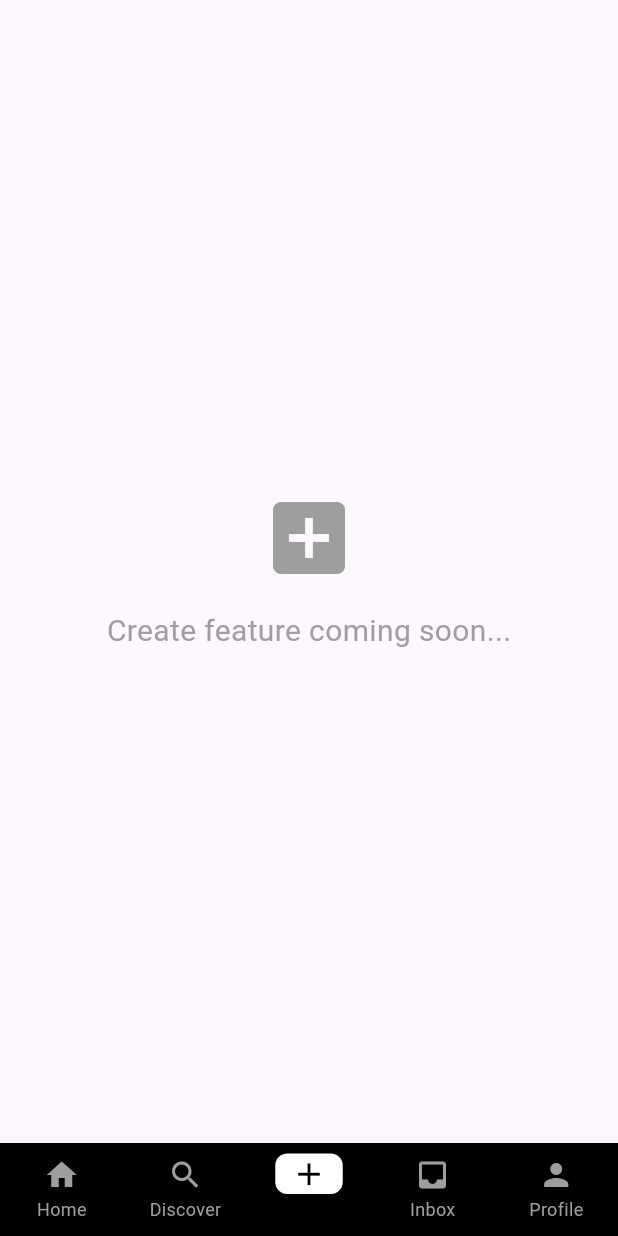
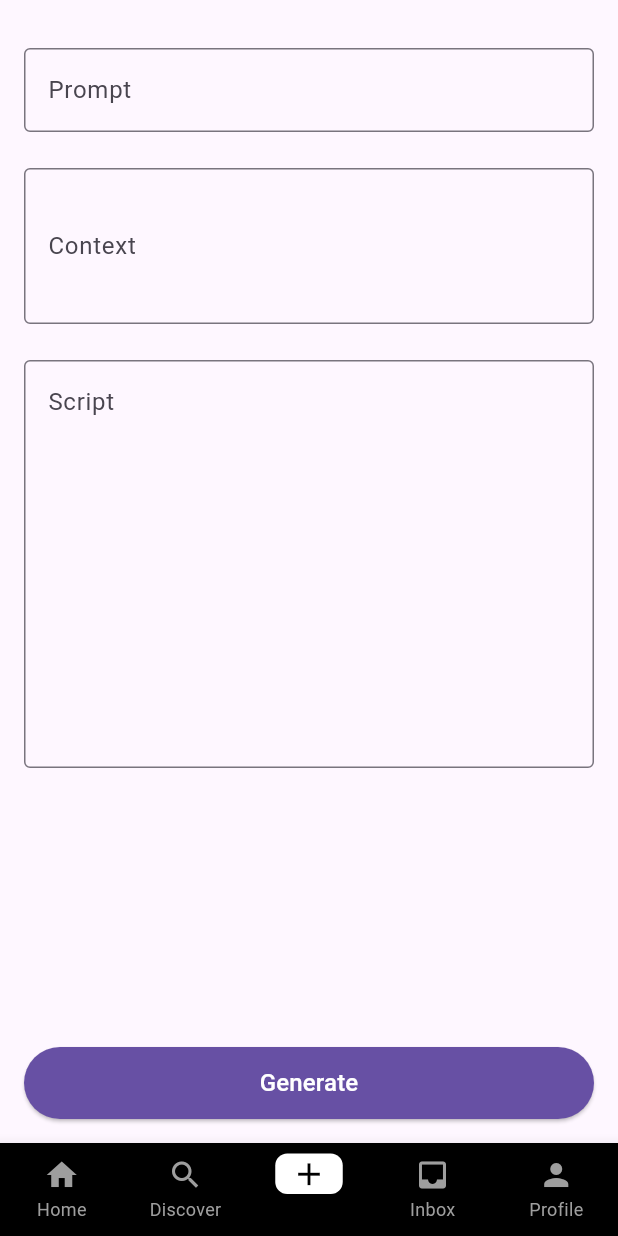
Before and after one commit to FranciscoRecio/mikmok, a Flutter app: the screen it shows once a user with an empty profile is signed in, item 3 of the bottom bar chosen, on a phone screen of 412 x 824 dp. Run offline on Flutter 3.47's test engine with Material 3 defaults, Android fonts, the phone set to English and light mode, and no system bars; our stand-ins replace cloud_firestore, firebase_auth, firebase_core, go_router; accounts and stored records are empty.

Commit message:
Add data to create screen

```diff
--- a/lib/screens/create_screen.dart
+++ b/lib/screens/create_screen.dart
@@ -1,25 +1,115 @@
 import 'package:flutter/material.dart';
 
-class CreateScreen extends StatelessWidget {
+class CreateScreen extends StatefulWidget {
   const CreateScreen({super.key});
 
   @override
+  State<CreateScreen> createState() => _CreateScreenState();
+}
+
+class _CreateScreenState extends State<CreateScreen> {
+  final _formKey = GlobalKey<FormState>();
+  final _promptController = TextEditingController();
+  final _contextController = TextEditingController();
+  final _scriptController = TextEditingController();
+
+  @override
+  void dispose() {
+    _promptController.dispose();
+    _contextController.dispose();
+    _scriptController.dispose();
+    super.dispose();
+  }
+
+  void _handleSubmit() {
+    if (_formKey.currentState!.validate()) {
+      // TODO: Handle submission
+      ScaffoldMessenger.of(context).showSnackBar(
+        const SnackBar(content: Text('Processing Data')),
+      );
+    }
+  }
+
+  @override
   Widget build(BuildContext context) {
-    return const Center(
+    return Padding(
+      padding: const EdgeInsets.all(16.0),
       child: Column(
-        mainAxisAlignment: MainAxisAlignment.center,
         children: [
-          Icon(
-            Icons.add_box,
-            size: 64,
-            color: Colors.grey,
+          Expanded(
+            child: SingleChildScrollView(
+              child: Form(
+                key: _formKey,
+                child: Column(
+                  crossAxisAlignment: CrossAxisAlignment.start,
+                  children: [
+                    const SizedBox(height: 16),
+                    TextFormField(
+                      controller: _promptController,
+                      decoration: const InputDecoration(
+                        labelText: 'Prompt',
+                        border: OutlineInputBorder(),
+                        hintText: 'Enter your prompt',
+                      ),
+                      validator: (value) {
+                        if (value == null || value.isEmpty) {
+                          return 'Please enter a prompt';
+                        }
+                        return null;
+                      },
+                    ),
+                    const SizedBox(height: 24),
+                    TextFormField(
+                      controller: _contextController,
+                      decoration: const InputDecoration(
+                        labelText: 'Context',
+                        border: OutlineInputBorder(),
+                        hintText: 'Enter the context',
+                      ),
+                      maxLines: 3,
+                      validator: (value) {
+                        if (value == null || value.isEmpty) {
+                          return 'Please enter the context';
+                        }
+                        return null;
+                      },
+                    ),
+                    const SizedBox(height: 24),
+                    TextFormField(
+                      controller: _scriptController,
+                      decoration: const InputDecoration(
+                        labelText: 'Script',
+                        border: OutlineInputBorder(),
+                        hintText: 'Enter your script',
+                        alignLabelWithHint: true,
+                      ),
+                      maxLines: 10,
+                      validator: (value) {
+                        if (value == null || value.isEmpty) {
+                          return 'Please enter a script';
+                        }
+                        return null;
+                      },
+                    ),
+                  ],
+                ),
+              ),
+            ),
           ),
-          SizedBox(height: 16),
-          Text(
-            'Create feature coming soon...',
-            style: TextStyle(
-              fontSize: 20,
-              color: Colors.grey,
+          const SizedBox(height: 16),
+          SizedBox(
+            width: double.infinity,
+            height: 48,
+            child: ElevatedButton(
+              onPressed: _handleSubmit,
+              style: ElevatedButton.styleFrom(
+                backgroundColor: Theme.of(context).primaryColor,
+                foregroundColor: Colors.white,
+              ),
+              child: const Text(
+                'Generate',
+                style: TextStyle(fontSize: 16),
+              ),
             ),
           ),
         ],
```
